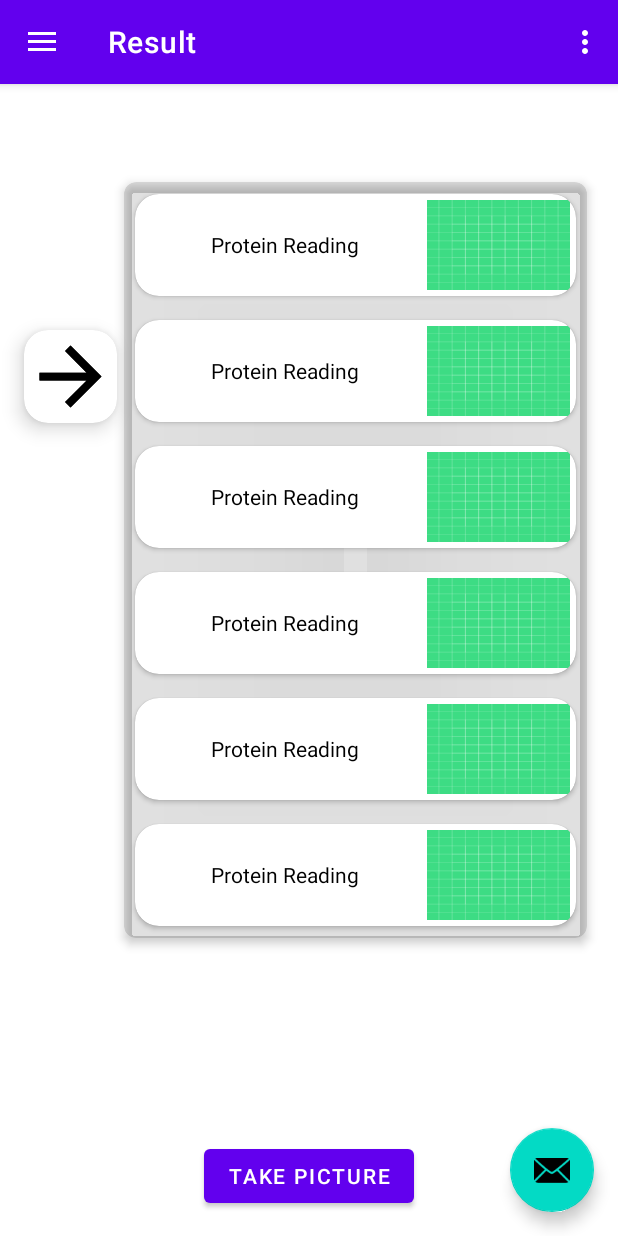
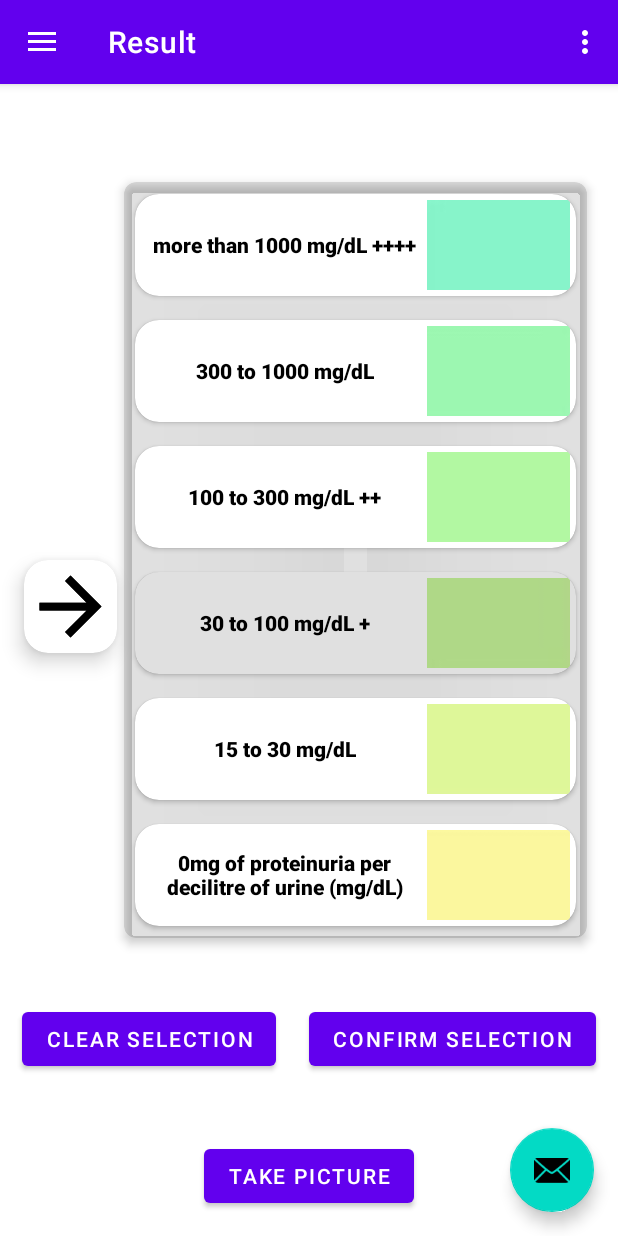
Before and after one commit to vivekgupta4Git/TacklingNephroticBackup, an Android app built with Jetpack Compose: the screen it shows after launch (MainActivity), in the options menu, after a tap on "Settings", on a phone screen of 412 x 824 dp. Run offline under Robolectric (Android 15) with nearby library versions, the light colour scheme and no system bars; our stand-ins replace Dagger/Hilt's generated code, Room's generated code, data binding, navigation-ui; pictures from the network do not load.

Commit message:
Working on UI  First Phase in progress  --Reading container ui

```diff
--- a/app/src/main/AndroidManifest.xml
+++ b/app/src/main/AndroidManifest.xml
@@ -4,7 +4,7 @@
 
     <application
         android:name="com.ruviapps.tacklingnephrotic.NephApplication"
-        android:allowBackup="true"
+        android:allowBackup="false"
         android:icon="@mipmap/ic_launcher"
         android:label="@string/app_name"
         android:roundIcon="@mipmap/ic_launcher_round"
--- a/app/src/main/java/com/ruviapps/tacklingnephrotic/database/NephSyndDatabase.kt
+++ b/app/src/main/java/com/ruviapps/tacklingnephrotic/database/NephSyndDatabase.kt
@@ -31,7 +31,7 @@ import com.ruviapps.tacklingnephrotic.database.entities.*
     /*17*/  PrescriptionDetails::class,
     /*18*/  Infections::class
 
-                     ], version = 1, exportSchema = false)
+                     ], version =1, exportSchema = false)
 @TypeConverters(ResultConverter::class,
     DateConverter2::class,
     DateConverter::class,
--- a/app/src/main/java/com/ruviapps/tacklingnephrotic/di/module/AppModule.kt
+++ b/app/src/main/java/com/ruviapps/tacklingnephrotic/di/module/AppModule.kt
@@ -22,7 +22,8 @@ object AppModule {
             appContext,
             NephSyndDatabase::class.java,
             "nephDatabase.db"
-        ).build()
+        ).fallbackToDestructiveMigration()
+            .build()
     }
 
 
--- a/app/src/main/java/com/ruviapps/tacklingnephrotic/ui/test_result/ResultPickerFragment.kt
+++ b/app/src/main/java/com/ruviapps/tacklingnephrotic/ui/test_result/ResultPickerFragment.kt
@@ -8,6 +8,7 @@ import android.view.LayoutInflater
 import android.view.MotionEvent
 import android.view.View
 import android.view.ViewGroup
+import android.widget.Toast
 import androidx.activity.result.contract.ActivityResultContracts
 import androidx.cardview.widget.CardView
 import androidx.compose.animation.core.animateIntOffsetAsState
@@ -15,17 +16,26 @@ import androidx.core.content.FileProvider
 import androidx.fragment.app.Fragment
 import androidx.fragment.app.viewModels
 import androidx.lifecycle.lifecycleScope
+import androidx.navigation.fragment.findNavController
 import com.ruviapps.tacklingnephrotic.BuildConfig
+import com.ruviapps.tacklingnephrotic.database.entities.ResultCode
 import com.ruviapps.tacklingnephrotic.databinding.ReadingSliderBinding
+import com.ruviapps.tacklingnephrotic.domain.TestResult
+import com.ruviapps.tacklingnephrotic.utility.NavigationCommand
 import dagger.hilt.android.AndroidEntryPoint
 import kotlinx.coroutines.launch
 import java.io.File
+import java.time.LocalDate
 import java.util.*
+
 
 
 @AndroidEntryPoint
 class ResultPickerFragment : Fragment() {
-
+companion object {
+    const val NO_SELECTION = -100
+}
+    private var selectedReadingValue = NO_SELECTION
     private var latestImageUri : Uri? = null
     private val firstCardPreviewImage by lazy { binding.firsCardUserImage }
     private val secondCardPreviewImage by lazy { binding.secondCardUserImage }
@@ -83,95 +93,215 @@ class ResultPickerFragment : Fragment() {
         return binding.root
     }
 
+    private fun clearSelection() = setCardActive(-1)
+
     @SuppressLint("ClickableViewAccessibility")
     override fun onViewCreated(view: View, savedInstanceState: Bundle?) {
         super.onViewCreated(view, savedInstanceState)
 
+        viewModel.navigateToDashBoard.observe(viewLifecycleOwner) { event ->
+            event.getContentIfNotHandled()?.let { command ->
+                when(command){
+                    is NavigationCommand.ToDirection ->
+                        findNavController().navigate(command.directions)
+                    is NavigationCommand.ShowError -> {
+                        Toast.makeText(requireContext(),command.errMsg,Toast.LENGTH_SHORT).show()
+                    }
+                    else -> {}
+                }
+            }
+        }
+
         val container = binding.constraintLayoutContainer
         container.setOnTouchListener{ _, event->
-
             when(event.action and event.actionMasked){
                 MotionEvent.ACTION_MOVE ->{
                     move(event)
                 }
-
-
             }
             true
         }
+
+         val yOffset = sliderContainer.height/4
+
+           firstCardView.setOnClickListener {
+            sliderContainer.y = (readingContainer.top + yOffset).toFloat()
+            setCardActive(1)
+        }
+        secondCardView.setOnClickListener {
+            val newYPosition = readingContainer.top + firstCardView.height + yOffset
+            sliderContainer.y = newYPosition.toFloat()
+            setCardActive(2)
+        }
+        thirdCardView.setOnClickListener {
+            val newYPosition = readingContainer.top +
+                    firstCardView.height +
+                    secondCardView.height + yOffset
+            sliderContainer.y = newYPosition.toFloat()
+            setCardActive(3)
+        }
+        forthCardView.setOnClickListener {
+            val newYPosition = readingContainer.top +
+                    firstCardView.height +
+                    secondCardView.height + thirdCardView.height + yOffset
+            sliderContainer.y = newYPosition.toFloat()
+            setCardActive(4)
+        }
+        fifthCardView.setOnClickListener {
+            val newYPosition = readingContainer.top +
+                    firstCardView.height +
+                    secondCardView.height + thirdCardView.height +  forthCardView.height +
+                    yOffset
+            sliderContainer.y = newYPosition.toFloat()
+            setCardActive(5)
+        }
+        sixthCardView.setOnClickListener {
+            val newYPosition = readingContainer.top +
+                    firstCardView.height +
+                    secondCardView.height + thirdCardView.height +  forthCardView.height +
+                    + fifthCardView.height +
+                    yOffset
+            sliderContainer.y = newYPosition.toFloat()
+            setCardActive(6)
+        }
+
+
 
         val cameraButton = binding.cameraButton
         cameraButton.setOnClickListener {
             takePicture()
         }
 
+        val clearSelectionButton = binding.clearSelectionButton
+        clearSelectionButton.setOnClickListener {
+            clearSelection()
+        }
 
+        val confirmSelectionButton = binding.confirmSelectionButton
+        confirmSelectionButton.setOnClickListener {
+          val  saveReading = when(selectedReadingValue){
+                -1 -> ResultCode.NEGATIVE.name
+                0 -> ResultCode.TRACE.name
+                1 -> ResultCode.ONE_PLUS.name
+                2 -> ResultCode.TWO_PLUS.name
+                3 -> ResultCode.THREE_PLUS.name
+                4 -> ResultCode.FOUR_PLUS.name
+                else-> {
+                    Toast.makeText(requireContext(),"No Selection",Toast.LENGTH_LONG).show()
+                    return@setOnClickListener
+                }
+
+            }
+
+            viewModel.saveResult(TestResult(LocalDate.now(),
+                saveReading,
+                "",
+                1))
+
+        }
+    }
+
+    private fun setCardActive(cardAtPosition : Int){
+        when(cardAtPosition){
+            1 -> {
+                selectedReadingValue = 4
+                firstCardView.isActivated = true
+                secondCardView.isActivated = false
+                thirdCardView.isActivated = false
+                forthCardView.isActivated = false
+                fifthCardView.isActivated= false
+                sixthCardView.isActivated = false
+            }
+            2 -> {
+                selectedReadingValue = 3
+                firstCardView.isActivated = false
+                secondCardView.isActivated = true
+                thirdCardView.isActivated = false
+                forthCardView.isActivated = false
+                fifthCardView.isActivated= false
+                sixthCardView.isActivated = false
+            }
+            3 ->{
+                selectedReadingValue = 2
+                firstCardView.isActivated = false
+                secondCardView.isActivated = false
+                thirdCardView.isActivated = true
+                forthCardView.isActivated = false
+                fifthCardView.isActivated= false
+                sixthCardView.isActivated = false
+            }
+            4 ->{
+                selectedReadingValue = 1
+                firstCardView.isActivated = false
+                secondCardView.isActivated = false
+                thirdCardView.isActivated = false
+                forthCardView.isActivated = true
+                fifthCardView.isActivated= false
+                sixthCardView.isActivated = false
+            }
+            5 ->{
+                selectedReadingValue = 0
+                firstCardView.isActivated = false
+                secondCardView.isActivated = false
+                thirdCardView.isActivated = false
+                forthCardView.isActivated = false
+                fifthCardView.isActivated= true
+                sixthCardView.isActivated = false
+            }
+            6 ->{
+                selectedReadingValue = -1
+                firstCardView.isActivated = false
+                secondCardView.isActivated = false
+                thirdCardView.isActivated = false
+                forthCardView.isActivated = false
+                fifthCardView.isActivated= false
+                sixthCardView.isActivated = true
+            }
+            else ->{
+                selectedReadingValue = NO_SELECTION
+                firstCardView.isActivated = false
+                secondCardView.isActivated = false
+                thirdCardView.isActivated = false
+                forthCardView.isActivated = false
+                fifthCardView.isActivated= false
+                sixthCardView.isActivated = false
+            }
+        }
     }
 
   private fun move(e : MotionEvent){
-      val maxUpwardMovement = readingContainer.top
-      val minDownwardMovement = readingContainer.top + readingContainer.height
       val offset = sliderContainer.height/2
-      val firstCardYPos = readingContainer.top
-      val secondCardYPos = firstCardYPos + firstCardView.height
-      val thirdCardYPos = secondCardYPos + secondCardView.height
-      val forthCardYPos = thirdCardYPos + thirdCardView.height
-      val fifthCardYPos = forthCardYPos + forthCardView.height
-      val sixthCardYPos = fifthCardYPos + fifthCardView.height
+    val  maxUpwardMovement = readingContainer.top
+     val minDownwardMovement = readingContainer.top + readingContainer.height
+    val  firstCardYPos = readingContainer.top
+    val  secondCardYPos = firstCardYPos + firstCardView.height
+    val  thirdCardYPos = secondCardYPos + secondCardView.height
+     val forthCardYPos = thirdCardYPos + thirdCardView.height
+     val fifthCardYPos = forthCardYPos + forthCardView.height
+     val sixthCardYPos = fifthCardYPos + fifthCardView.height
 
       when(e.y.toInt()){
           in maxUpwardMovement..minDownwardMovement -> {
               sliderContainer.y = e.y - offset
-              Log.d("TAG","${sliderContainer.y}, $firstCardYPos $secondCardYPos")
 
               when(e.y.toInt()){
                   in firstCardYPos..secondCardYPos ->  {
-                      firstCardView.isActivated = true
-                      secondCardView.isActivated = false
-                      thirdCardView.isActivated = false
-                      forthCardView.isActivated = false
-                      fifthCardView.isActivated= false
-                      sixthCardView.isActivated = false
+                     setCardActive(1)
                   }
                   in secondCardYPos..thirdCardYPos ->   {
-                      firstCardView.isActivated = false
-                      secondCardView.isActivated = true
-                      thirdCardView.isActivated = false
-                      forthCardView.isActivated = false
-                      fifthCardView.isActivated= false
-                      sixthCardView.isActivated = false
+                        setCardActive(2)
                   }
                   in thirdCardYPos..forthCardYPos ->    {
-                      firstCardView.isActivated = false
-                      secondCardView.isActivated = false
-                      thirdCardView.isActivated = true
-                      forthCardView.isActivated = false
-                      fifthCardView.isActivated= false
-                      sixthCardView.isActivated = false
+                     setCardActive(3)
                   }
                   in forthCardYPos..fifthCardYPos ->    {
-                      firstCardView.isActivated = false
-                      secondCardView.isActivated = false
-                      thirdCardView.isActivated = false
-                      forthCardView.isActivated = true
-                      fifthCardView.isActivated= false
-                      sixthCardView.isActivated = false
+                      setCardActive(4)
                   }
                   in fifthCardYPos..sixthCardYPos ->    {
-                      firstCardView.isActivated = false
-                      secondCardView.isActivated = false
-                      thirdCardView.isActivated = false
-                      forthCardView.isActivated = false
-                      fifthCardView.isActivated= true
-                      sixthCardView.isActivated = false
+                    setCardActive(5)
                   }
                   in sixthCardYPos..minDownwardMovement -> {
-                      firstCardView.isActivated = false
-                      secondCardView.isActivated = false
-                      thirdCardView.isActivated = false
-                      forthCardView.isActivated = false
-                      fifthCardView.isActivated= false
-                      sixthCardView.isActivated = true
+                    setCardActive(6)
                   }
 
               }
@@ -200,56 +330,7 @@ class ResultPickerFragment : Fragment() {
     }
 
 
-/* binding.arrow.setOnTouchListener(touchListener)
-        viewModel.navigateToDashBoard.observe(viewLifecycleOwner) { event ->
-            event.getContentIfNotHandled()?.let { command ->
-                when(command){
-                    is NavigationCommand.ToDirection ->
-                        findNavController().navigate(command.directions)
-                    is NavigationCommand.ShowError -> {
-                        Toast.makeText(requireContext(),command.errMsg,Toast.LENGTH_SHORT).show()
-                    }
-                    else -> {}
-                }
-            }
-        }
 
-        binding.arrow.y = binding.resultNegativePlusBtn.y
-*/
-        /*binding.result1PlusBtn.setOnClickListener {
-            viewModel.saveResult(TestResult(LocalDate.now(),
-                ResultCode.ONE_PLUS.name,
-                "",
-                1))
-
-
-        }
-        binding.resultTracePlusBtn.setOnClickListener {
-            viewModel.saveResult(TestResult(  LocalDate.now(),ResultCode.TRACE.name,"",
-               1))
-
-        }
-        binding.result2PlusBtn.setOnClickListener {
-            viewModel.saveResult(TestResult( LocalDate.now(), ResultCode.TWO_PLUS.name,
-                "",1))
-
-        }
-        binding.result3PlusBtn.setOnClickListener {
-            viewModel.saveResult(TestResult( LocalDate.now(), ResultCode.THREE_PLUS.name,"",
-                1))
-
-        }
-        binding.result4PlusBtn.setOnClickListener {
-            viewModel.saveResult(TestResult( LocalDate.now(), ResultCode.FOUR_PLUS.name,
-                "",1))
-
-        }
-        binding.resultNegativePlusBtn.setOnClickListener {
-            viewModel.saveResult(TestResult( LocalDate.now(), ResultCode.NEGATIVE.name,
-                "",1))
-
-        }
-*/
     }
 
 
--- a/app/src/main/res/layout/reading_slider.xml
+++ b/app/src/main/res/layout/reading_slider.xml
@@ -78,13 +78,14 @@
                     android:padding="@dimen/smallDimen">
 
                     <TextView
+                        android:fontFamily="sans-serif-black"
                         android:id="@+id/firstCardReadingName"
                         android:layout_width="0dp"
                         android:layout_height="60dp"
                         android:layout_weight="2"
                         android:gravity="center"
                         android:padding="@dimen/xxSmallDimen"
-                        android:text="Protein Reading"
+                        android:text="@string/four_plus"
                         android:textAlignment="center"
                         android:textColor="@android:color/black" />
 
@@ -94,7 +95,7 @@
                         android:layout_height="60dp"
                         android:layout_weight="1"
                         android:scaleType="fitXY"
-                        android:src="@drawable/ic_launcher_background" />
+                        android:src="@drawable/__four_plus" />
 
                     <ImageView
                         android:id="@+id/firsCardUserImage"
@@ -129,13 +130,14 @@
                     android:layout_gravity="center">
 
                     <TextView
+                        android:fontFamily="sans-serif-black"
                         android:id="@+id/secondCardReadingName"
                         android:layout_width="0dp"
                         android:layout_height="60dp"
                         android:layout_weight="2"
                         android:gravity="center"
                         android:padding="@dimen/xxSmallDimen"
-                        android:text="Protein Reading"
+                        android:text="300 to 1000 mg/dL"
                         android:textAlignment="center"
                         android:textColor="@android:color/black" />
 
@@ -145,7 +147,7 @@
                         android:layout_height="60dp"
                         android:layout_weight="1"
                         android:scaleType="fitXY"
-                        android:src="@drawable/ic_launcher_background" />
+                        android:src="@drawable/__three_plus" />
 
                     <ImageView
                         android:id="@+id/secondCardUserImage"
@@ -180,13 +182,14 @@
                     android:layout_gravity="center">
 
                     <TextView
+                        android:fontFamily="sans-serif-black"
                         android:id="@+id/thirdCardReadingName"
                         android:layout_width="0dp"
                         android:layout_height="60dp"
                         android:layout_weight="2"
                         android:gravity="center"
                         android:padding="@dimen/xxSmallDimen"
-                        android:text="Protein Reading"
+                        android:text="100 to 300 mg/dL ++"
                         android:textAlignment="center"
                         android:textColor="@android:color/black" />
 
@@ -196,7 +199,7 @@
                         android:layout_height="60dp"
                         android:layout_weight="1"
                         android:scaleType="fitXY"
-                        android:src="@drawable/ic_launcher_background" />
+                        android:src="@drawable/__two_plus" />
 
                     <ImageView
                         android:id="@+id/thirdCardUserImage"
@@ -232,13 +235,14 @@
                     android:layout_gravity="center">
 
                     <TextView
+                        android:fontFamily="sans-serif-black"
                         android:id="@+id/fourthCardReadingName"
                         android:layout_width="0dp"
                         android:layout_height="60dp"
                         android:layout_weight="2"
                         android:gravity="center"
                         android:padding="@dimen/xxSmallDimen"
-                        android:text="Protein Reading"
+                        android:text="30 to 100 mg/dL +"
                         android:textAlignment="center"
                         android:textColor="@android:color/black" />
 
@@ -248,7 +252,7 @@
                         android:layout_height="60dp"
                         android:layout_weight="1"
                         android:scaleType="fitXY"
-                        android:src="@drawable/ic_launcher_background" />
+                        android:src="@drawable/__one_plus" />
 
                     <ImageView
                         android:id="@+id/fourthCardUserImage"
@@ -283,13 +287,14 @@
                     android:layout_gravity="center">
 
                     <TextView
+                        android:fontFamily="sans-serif-black"
                         android:id="@+id/fifthCardReadingName"
                         android:layout_width="0dp"
                         android:layout_height="60dp"
                         android:layout_weight="2"
                         android:gravity="center"
                         android:padding="@dimen/xxSmallDimen"
-                        android:text="Protein Reading"
+                        android:text="15 to 30 mg/dL"
                         android:textAlignment="center"
                         android:textColor="@android:color/black" />
 
@@ -299,7 +304,7 @@
                         android:layout_height="60dp"
                         android:layout_weight="1"
                         android:scaleType="fitXY"
-                        android:src="@drawable/ic_launcher_background" />
+                        android:src="@drawable/__trace" />
 
                     <ImageView
                         android:id="@+id/fifthCardUserImage"
@@ -334,13 +339,14 @@
                     android:layout_gravity="center">
 
                     <TextView
+                        android:fontFamily="sans-serif-black"
                         android:id="@+id/SixthCardReadingName"
                         android:layout_width="0dp"
                         android:layout_height="60dp"
                         android:layout_weight="2"
                         android:gravity="center"
                         android:padding="@dimen/xxSmallDimen"
-                        android:text="Protein Reading"
+                        android:text="0mg of proteinuria per decilitre of urine (mg/dL)"
                         android:textAlignment="center"
                         android:textColor="@android:color/black" />
 
@@ -350,7 +356,7 @@
                         android:layout_height="60dp"
                         android:layout_weight="1"
                         android:scaleType="fitXY"
-                        android:src="@drawable/ic_launcher_background" />
+                        android:src="@drawable/__1_negative" />
 
                     <ImageView
                         android:id="@+id/SixthCardUserImage"
@@ -383,6 +389,32 @@
         app:layout_constraintBottom_toBottomOf="parent"
         app:layout_constraintEnd_toEndOf="parent"
         app:layout_constraintStart_toStartOf="parent" />
+
+    <Button
+        android:layout_margin="@dimen/mediumDimen"
+        android:id="@+id/clearSelectionButton"
+        android:layout_width="wrap_content"
+        android:layout_height="wrap_content"
+        android:text="Clear Selection"
+        app:layout_constraintStart_toStartOf="parent"
+        app:layout_constraintBottom_toTopOf="@+id/cameraButton"
+        app:layout_constraintTop_toBottomOf="@+id/readingsContainer"
+        app:layout_constraintEnd_toStartOf="@+id/confirmSelectionButton"
+        tools:layout_editor_absoluteX="35dp"
+        tools:layout_editor_absoluteY="677dp" />
+
+    <Button
+        android:layout_margin="@dimen/mediumDimen"
+        app:layout_constraintStart_toEndOf="@+id/clearSelectionButton"
+        android:id="@+id/confirmSelectionButton"
+        android:layout_width="wrap_content"
+        android:layout_height="wrap_content"
+        android:text="Confirm Selection"
+        app:layout_constraintEnd_toEndOf="parent"
+        app:layout_constraintBottom_toTopOf="@+id/cameraButton"
+        app:layout_constraintTop_toBottomOf="@+id/readingsContainer"
+        tools:layout_editor_absoluteX="241dp"
+        tools:layout_editor_absoluteY="677dp" />
     <!--end of readingContainer -->
 
 
--- a/app/src/main/res/values/strings.xml
+++ b/app/src/main/res/values/strings.xml
@@ -10,4 +10,5 @@
     <string name="menu_home">Home</string>
     <string name="menu_gallery">Gallery</string>
     <string name="menu_slideshow">Slideshow</string>
+    <string name="four_plus"> more than 1000 mg/dL ++++</string>
 </resources>
```
Also changed, not shown: app/src/main/res/drawable/__1_negative.jpeg (added), app/src/main/res/drawable/__four_plus.jpeg (added), app/src/main/res/drawable/__one_plus.jpeg (added), app/src/main/res/drawable/__three_plus.jpeg (added), app/src/main/res/drawable/__trace.jpeg (added), app/src/main/res/drawable/__two_plus.jpeg (added), app/src/main/res/drawable/colour_chart_1000x1000.jpeg (added).
